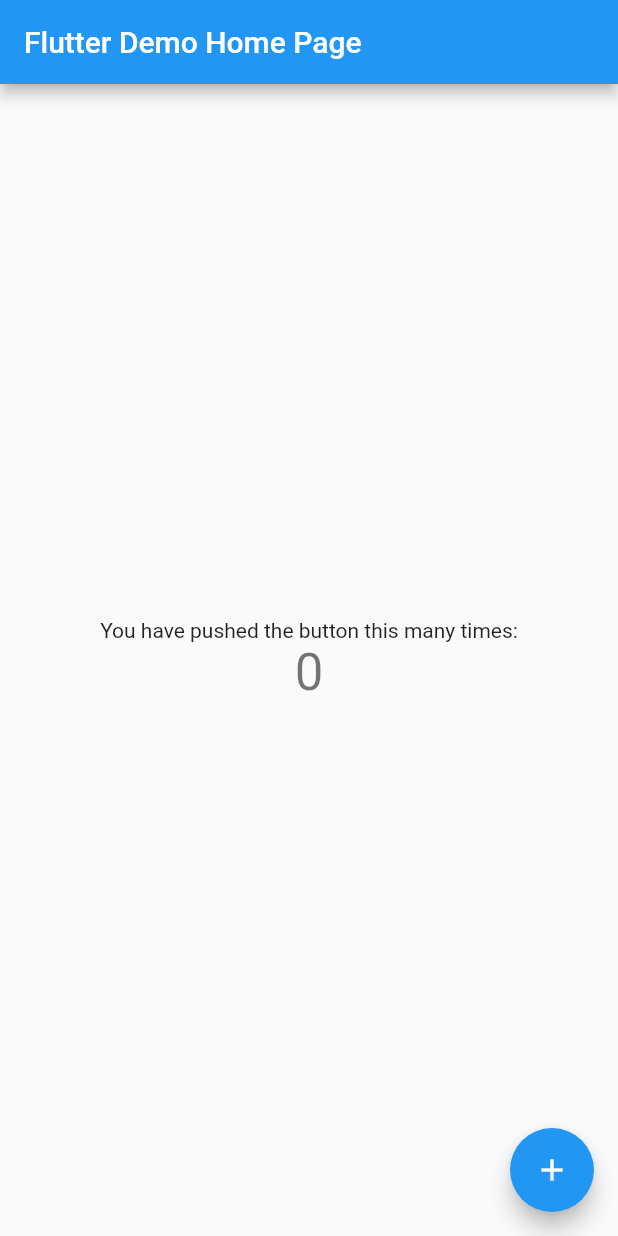
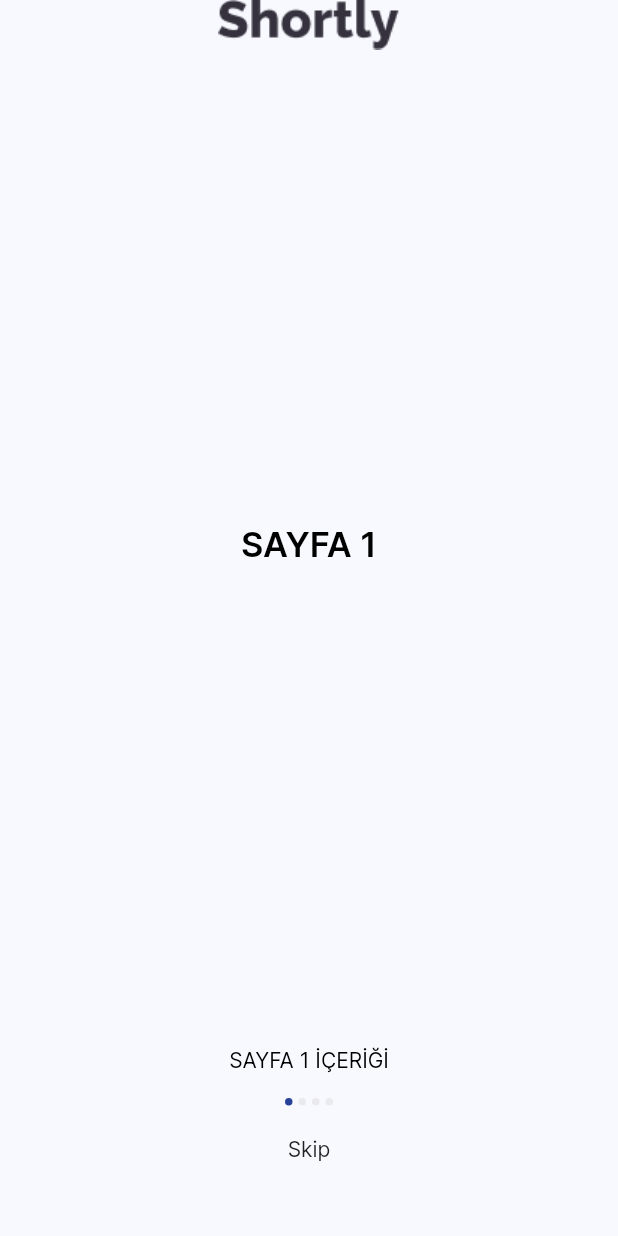
Before and after one commit to umutbariscoskun/shortly, a Flutter app: the screen it shows after launch, on a phone screen of 412 x 824 dp. Run offline on Flutter 3.47's test engine with Material 2 defaults, Android fonts, the phone set to English and light mode, and no system bars; our stand-ins replace flutter_clean_architecture.

Commit message:
onboarding view template setted

```diff
--- a/lib/main.dart
+++ b/lib/main.dart
@@ -1,115 +1,25 @@
 import 'package:flutter/material.dart';
+import 'package:shortly/src/app/constants.dart';
+import 'package:shortly/src/app/pages/onboarding/onboarding_view.dart';
 
-void main() {
+void main() async {
   runApp(const MyApp());
 }
 
 class MyApp extends StatelessWidget {
   const MyApp({Key? key}) : super(key: key);
 
-  // This widget is the root of your application.
   @override
   Widget build(BuildContext context) {
     return MaterialApp(
-      title: 'Flutter Demo',
+      title: 'Movie App',
       theme: ThemeData(
-        // This is the theme of your application.
-        //
-        // Try running your application with "flutter run". You'll see the
-        // application has a blue toolbar. Then, without quitting the app, try
-        // changing the primarySwatch below to Colors.green and then invoke
-        // "hot reload" (press "r" in the console where you ran "flutter run",
-        // or simply save your changes to "hot reload" in a Flutter IDE).
-        // Notice that the counter didn't reset back to zero; the application
-        // is not restarted.
-        primarySwatch: Colors.blue,
+        brightness: Brightness.light,
+        fontFamily: 'Inter',
+        scaffoldBackgroundColor: kBackGroundColor,
       ),
-      home: const MyHomePage(title: 'Flutter Demo Home Page'),
+      debugShowCheckedModeBanner: false,
+      home: OnboardingView(),
     );
   }
 }
-
-class MyHomePage extends StatefulWidget {
-  const MyHomePage({Key? key, required this.title}) : super(key: key);
-
-  // This widget is the home page of your application. It is stateful, meaning
-  // that it has a State object (defined below) that contains fields that affect
-  // how it looks.
-
-  // This class is the configuration for the state. It holds the values (in this
-  // case the title) provided by the parent (in this case the App widget) and
-  // used by the build method of the State. Fields in a Widget subclass are
-  // always marked "final".
-
-  final String title;
-
-  @override
-  State<MyHomePage> createState() => _MyHomePageState();
-}
-
-class _MyHomePageState extends State<MyHomePage> {
-  int _counter = 0;
-
-  void _incrementCounter() {
-    setState(() {
-      // This call to setState tells the Flutter framework that something has
-      // changed in this State, which causes it to rerun the build method below
-      // so that the display can reflect the updated values. If we changed
-      // _counter without calling setState(), then the build method would not be
-      // called again, and so nothing would appear to happen.
-      _counter++;
-    });
-  }
-
-  @override
-  Widget build(BuildContext context) {
-    // This method is rerun every time setState is called, for instance as done
-    // by the _incrementCounter method above.
-    //
-    // The Flutter framework has been optimized to make rerunning build methods
-    // fast, so that you can just rebuild anything that needs updating rather
-    // than having to individually change instances of widgets.
-    return Scaffold(
-      appBar: AppBar(
-        // Here we take the value from the MyHomePage object that was created by
-        // the App.build method, and use it to set our appbar title.
-        title: Text(widget.title),
-      ),
-      body: Center(
-        // Center is a layout widget. It takes a single child and positions it
-        // in the middle of the parent.
-        child: Column(
-          // Column is also a layout widget. It takes a list of children and
-          // arranges them vertically. By default, it sizes itself to fit its
-          // children horizontally, and tries to be as tall as its parent.
-          //
-          // Invoke "debug painting" (press "p" in the console, choose the
-          // "Toggle Debug Paint" action from the Flutter Inspector in Android
-          // Studio, or the "Toggle Debug Paint" command in Visual Studio Code)
-          // to see the wireframe for each widget.
-          //
-          // Column has various properties to control how it sizes itself and
-          // how it positions its children. Here we use mainAxisAlignment to
-          // center the children vertically; the main axis here is the vertical
-          // axis because Columns are vertical (the cross axis would be
-          // horizontal).
-          mainAxisAlignment: MainAxisAlignment.center,
-          children: <Widget>[
-            const Text(
-              'You have pushed the button this many times:',
-            ),
-            Text(
-              '$_counter',
-              style: Theme.of(context).textTheme.headline4,
-            ),
-          ],
-        ),
-      ),
-      floatingActionButton: FloatingActionButton(
-        onPressed: _incrementCounter,
-        tooltip: 'Increment',
-        child: const Icon(Icons.add),
-      ), // This trailing comma makes auto-formatting nicer for build methods.
-    );
-  }
-}
--- /dev/null
+++ b/lib/src/app/constants.dart
@@ -0,0 +1,7 @@
+import 'package:flutter/material.dart';
+
+const Color kPrimaryColor = Color(0xff28429A);
+const Color kWhite = Color(0xffffffff);
+const Color kBlack = Color(0xff000000);
+const kDisabledButtonColor = Color(0xffDADADA);
+const Color kBackGroundColor = Color(0xffF8F8FF);
--- /dev/null
+++ b/lib/src/app/pages/onboarding/onboarding_controller.dart
@@ -0,0 +1,19 @@
+import 'package:flutter_clean_architecture/flutter_clean_architecture.dart';
+
+class OnboardingController extends Controller {
+  int forwardButtonCounter = 0;
+  int pageIndex = 0;
+
+  @override
+  void initListeners() {
+    // TODO: implement initListeners
+  }
+
+  void refreshScreen() {
+    refreshUI();
+  }
+
+  void increaseForwardButtonCounter() {
+    forwardButtonCounter += 1;
+  }
+}
--- /dev/null
+++ b/lib/src/app/pages/onboarding/onboarding_presenter.dart
@@ -0,0 +1,8 @@
+import 'package:flutter_clean_architecture/flutter_clean_architecture.dart';
+
+class OnboardingPresenter extends Presenter {
+  @override
+  void dispose() {
+    // TODO: implement dispose
+  }
+}
--- /dev/null
+++ b/lib/src/app/pages/onboarding/onboarding_view.dart
@@ -0,0 +1,232 @@
+import 'package:flutter/material.dart';
+import 'package:flutter/src/widgets/framework.dart';
+import 'package:flutter_clean_architecture/flutter_clean_architecture.dart';
+import 'package:shortly/src/app/constants.dart';
+import 'package:shortly/src/app/pages/onboarding/onboarding_controller.dart';
+
+class OnboardingView extends View {
+  @override
+  State<StatefulWidget> createState() {
+    return _OnboardingViewState(OnboardingController());
+  }
+}
+
+class _OnboardingViewState
+    extends ViewState<OnboardingView, OnboardingController> {
+  _OnboardingViewState(OnboardingController controller) : super(controller);
+
+  @override
+  Widget get view {
+    PageController pageController = PageController(initialPage: 0);
+
+    Size size = MediaQuery.of(context).size;
+    EdgeInsets padding = MediaQuery.of(context).padding;
+    return WillPopScope(
+      onWillPop: () async => false,
+      child: Scaffold(
+        key: globalKey,
+        backgroundColor: kBackGroundColor,
+        body: Column(
+          children: [
+            ControlledWidgetBuilder<OnboardingController>(
+              builder: (context, controller) {
+                return Expanded(
+                  child: PageView(
+                    controller: pageController,
+                    physics: NeverScrollableScrollPhysics(),
+                    onPageChanged: (index) {
+                      controller.pageIndex = index;
+                      controller.refreshScreen();
+                    },
+                    children: [
+                      _OnboardCard(
+                        title: "SAYFA 1",
+                        content: "SAYFA 1 İÇERİĞİ",
+                        buttonOnpressed: () {
+                          pageController.animateToPage(1,
+                              duration: Duration(milliseconds: 235),
+                              curve: Curves.linear);
+                        },
+                        index: 0,
+                        increaseForwardButtonCounter:
+                            controller.increaseForwardButtonCounter,
+                        forwardButtonCounter: controller.forwardButtonCounter,
+                      ),
+                      _OnboardCard(
+                        title: "SAYFA 2",
+                        content: "SAYFA 2 İÇERİĞİ",
+                        buttonOnpressed: () {
+                          pageController.animateToPage(2,
+                              duration: Duration(milliseconds: 235),
+                              curve: Curves.linear);
+                        },
+                        index: 1,
+                        increaseForwardButtonCounter:
+                            controller.increaseForwardButtonCounter,
+                        forwardButtonCounter: controller.forwardButtonCounter,
+                      ),
+                      _OnboardCard(
+                        title: "SAYFA 3",
+                        content: "SAYFA 3 İÇERİĞİ",
+                        buttonOnpressed: () {
+                          pageController.animateToPage(3,
+                              duration: Duration(milliseconds: 235),
+                              curve: Curves.linear);
+                        },
+                        index: 2,
+                        increaseForwardButtonCounter:
+                            controller.increaseForwardButtonCounter,
+                        forwardButtonCounter: controller.forwardButtonCounter,
+                      ),
+                      _OnboardCard(
+                        title: "SAYFA 4",
+                        content: "SAYFA 4 İÇERİĞİ",
+                        buttonOnpressed: () {},
+                        index: 3,
+                        increaseForwardButtonCounter:
+                            controller.increaseForwardButtonCounter,
+                        forwardButtonCounter: controller.forwardButtonCounter,
+                      ),
+                    ],
+                  ),
+                );
+              },
+            ),
+          ],
+        ),
+      ),
+    );
+  }
+}
+
+class _OnboardCard extends StatelessWidget {
+  final String title;
+  final String content;
+  final Function() buttonOnpressed;
+  final int index;
+  final Function() increaseForwardButtonCounter;
+  final int forwardButtonCounter;
+
+  const _OnboardCard({
+    required this.title,
+    required this.content,
+    required this.buttonOnpressed,
+    required this.index,
+    required this.increaseForwardButtonCounter,
+    required this.forwardButtonCounter,
+  });
+  @override
+  Widget build(BuildContext context) {
+    Size size = MediaQuery.of(context).size;
+    double bottomPadding = MediaQuery.of(context).padding.bottom;
+    double topPadding = MediaQuery.of(context).padding.top;
+
+    return SizedBox(
+      width: size.width,
+      child: SingleChildScrollView(
+        physics: const AlwaysScrollableScrollPhysics(
+          parent: BouncingScrollPhysics(),
+        ),
+        child: Stack(
+          children: [
+            SizedBox(
+              width: size.width,
+              height: size.height,
+              child: Column(
+                children: [
+                  Expanded(
+                    child: Column(
+                      mainAxisAlignment: MainAxisAlignment.spaceBetween,
+                      children: [
+                        const Image(
+                          image: AssetImage("assets/icons/shortly.png"),
+                        ),
+                        Text(
+                          title,
+                          style: TextStyle(
+                            fontSize: 23,
+                            fontWeight: FontWeight.w600,
+                            color: kBlack,
+                          ),
+                        ),
+                        Container(
+                          padding: EdgeInsets.symmetric(
+                            horizontal: 28,
+                          ),
+                          child: Text(
+                            content,
+                            textAlign: TextAlign.center,
+                            style: TextStyle(
+                              color: kBlack,
+                              fontWeight: FontWeight.w400,
+                              fontSize: 14,
+                              height: 1.7,
+                            ),
+                          ),
+                        ),
+                      ],
+                    ),
+                  ),
+                  Container(
+                    margin: EdgeInsets.only(bottom: 20, top: 15),
+                    width: 32,
+                    child: Row(
+                      crossAxisAlignment: CrossAxisAlignment.end,
+                      mainAxisAlignment: MainAxisAlignment.spaceBetween,
+                      children: [
+                        Container(
+                          width: 5,
+                          height: 5,
+                          decoration: BoxDecoration(
+                            color: index == 0
+                                ? kPrimaryColor
+                                : Color(0xFFC4C4C4).withOpacity(0.29),
+                            shape: BoxShape.circle,
+                          ),
+                        ),
+                        Container(
+                          width: 5,
+                          height: 5,
+                          decoration: BoxDecoration(
+                            color: index == 1
+                                ? kPrimaryColor
+                                : Color(0xFFC4C4C4).withOpacity(0.29),
+                            shape: BoxShape.circle,
+                          ),
+                        ),
+                        Container(
+                          width: 5,
+                          height: 5,
+                          decoration: BoxDecoration(
+                            color: index == 2
+                                ? kPrimaryColor
+                                : Color(0xFFC4C4C4).withOpacity(0.29),
+                            shape: BoxShape.circle,
+                          ),
+                        ),
+                        Container(
+                          width: 5,
+                          height: 5,
+                          decoration: BoxDecoration(
+                            color: index == 3
+                                ? kPrimaryColor
+                                : Color(0xFFC4C4C4).withOpacity(0.29),
+                            shape: BoxShape.circle,
+                          ),
+                        ),
+                      ],
+                    ),
+                  ),
+                  Text("Skip"),
+                  SizedBox(
+                    height: bottomPadding + 50,
+                  )
+                ],
+              ),
+            ),
+          ],
+        ),
+      ),
+    );
+  }
+}
```
Also changed, not shown: pubspec.yaml (+34 -28 lines), assets/fonts/Inter-Black.ttf (added), assets/fonts/Inter-Bold.ttf (added), assets/fonts/Inter-ExtraBold.ttf (added), assets/fonts/Inter-ExtraLight.ttf (added), assets/fonts/Inter-Light.ttf (added), assets/fonts/Inter-Medium.ttf (added), assets/fonts/Inter-Regular.ttf (added), assets/fonts/Inter-SemiBold.ttf (added), assets/fonts/Inter-Thin.ttf (added), assets/icons/logo.svg (added), assets/icons/shortly.png (added), lib/src/app/texts.dart (added), pubspec.lock.
